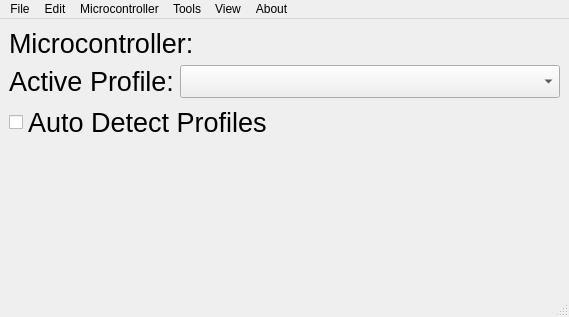
Qt form microstation/ui/window.ui (TheCheese42/microstation) before a commit.
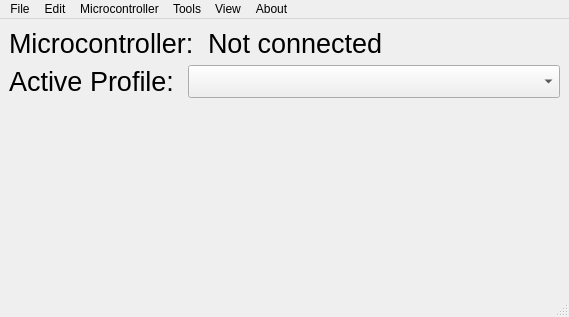
The same form after that commit. Icons and pictures are not drawn.

What changed in the file:
```diff
--- a/microstation/ui/window.ui
+++ b/microstation/ui/window.ui
@@ -21,6 +21,9 @@
    <layout class="QVBoxLayout" name="verticalLayout">
     <item>
      <layout class="QFormLayout" name="formLayout_2">
+      <property name="horizontalSpacing">
+       <number>14</number>
+      </property>
       <item row="0" column="0">
        <widget class="QLabel" name="mcLabel">
         <property name="font">
@@ -41,7 +44,7 @@
          </font>
         </property>
         <property name="text">
-         <string/>
+         <string>Not connected</string>
         </property>
        </widget>
       </item>
@@ -49,6 +52,9 @@
     </item>
     <item>
      <layout class="QFormLayout" name="formLayout">
+      <property name="horizontalSpacing">
+       <number>14</number>
+      </property>
       <item row="0" column="0">
        <widget class="QLabel" name="profileLabel">
         <property name="font">
@@ -72,18 +78,6 @@
       </item>
      </layout>
     </item>
-    <item>
-     <widget class="QCheckBox" name="autoDetectBox">
-      <property name="font">
-       <font>
-        <pointsize>20</pointsize>
-       </font>
-      </property>
-      <property name="text">
-       <string>Auto Detect Profiles</string>
-      </property>
-     </widget>
-    </item>
     <item>
      <spacer name="verticalSpacer_2">
       <property name="orientation">
```
Left out of the diff: 48 changed lines with no effect on the pictures.
